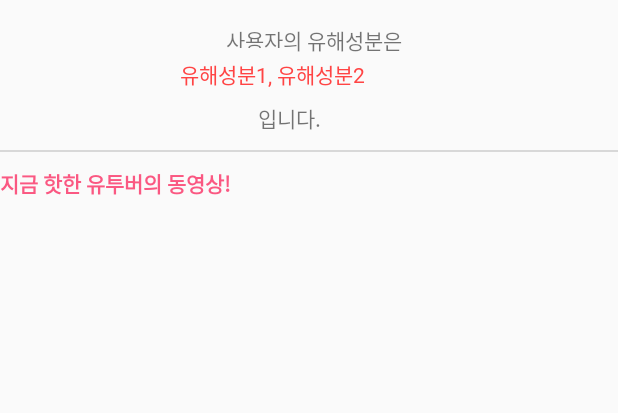
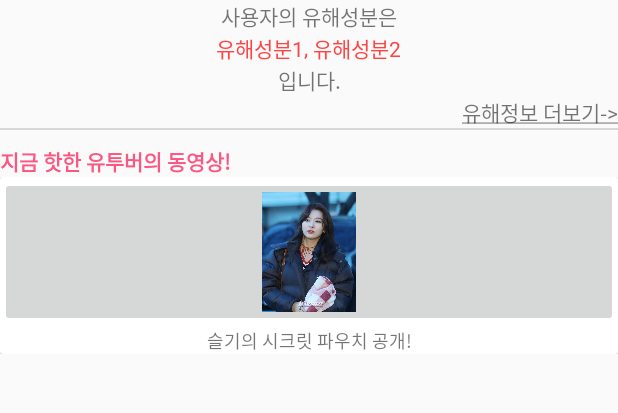
Before and after one commit to dokdokorea/CoAlert_Front, an Android app: the layout fragment_home.xml on its own in the app's theme, with its tools: preview values and no code run, on a phone screen of 412 x 824 dp, the part 75-488 px from its top. Run offline under Robolectric (Android 15) with nearby library versions, the phone set to English and light mode, and no system bars.

Commit message:
working in the main page

```diff
--- a/app/src/main/AndroidManifest.xml
+++ b/app/src/main/AndroidManifest.xml
@@ -39,20 +39,20 @@
             </intent-filter>
         </activity>
         <activity android:name=".Activity.LoginActivity">
+
+        </activity>
+        <activity android:name=".Activity.AccessAuthorizationActivity" />
+        <activity android:name=".Activity.MainActivity">
             <intent-filter>
                 <action android:name="android.intent.action.MAIN" />
 
                 <category android:name="android.intent.category.LAUNCHER" />
             </intent-filter>
         </activity>
-        <activity android:name=".Activity.AccessAuthorizationActivity"/>
-        <activity android:name=".Activity.MainActivity" />
         <activity android:name=".Activity.EmailSignUpActivity">
 
         </activity>
-        <activity android:name=".Activity.InputSkinTypeActivity">
-
-        </activity>
+        <activity android:name=".Activity.InputSkinTypeActivity"></activity>
     </application>
 
 </manifest>
--- a/app/src/main/res/layout/fragment_home.xml
+++ b/app/src/main/res/layout/fragment_home.xml
@@ -52,88 +52,66 @@
             android:layout_height="wrap_content"
             android:orientation="vertical">
 
-            <android.support.constraint.ConstraintLayout
+            <LinearLayout
                 android:layout_width="match_parent"
-                android:layout_height="100dp">
+                android:layout_height="wrap_content"
+                android:gravity="center"
+                android:orientation="horizontal">
 
                 <TextView
                     android:id="@+id/user_name"
-                    style="@style/main_bad_element_font"
                     android:layout_width="wrap_content"
-                    android:layout_height="16dp"
-                    android:layout_marginStart="8dp"
-                    android:layout_marginTop="16dp"
-                    android:gravity="end"
-                    android:text="사용자"
-                    app:layout_constraintEnd_toStartOf="@+id/textView8"
-                    app:layout_constraintHorizontal_bias="1.0"
-                    app:layout_constraintStart_toStartOf="parent"
-                    app:layout_constraintTop_toTopOf="parent" />
+                    android:layout_height="wrap_content"
+                    android:text="사용자" />
 
                 <TextView
                     android:id="@+id/textView8"
-                    style="@style/main_bad_element_font"
                     android:layout_width="wrap_content"
                     android:layout_height="wrap_content"
-                    android:layout_marginEnd="144dp"
-                    android:layout_marginTop="16dp"
-                    android:text="의 유해성분은"
-                    app:layout_constraintEnd_toEndOf="parent"
-                    app:layout_constraintTop_toTopOf="parent" />
+                    android:text="의 유해성분은" />
+
+            </LinearLayout>
+
+            <LinearLayout
+                android:layout_width="match_parent"
+                android:layout_height="match_parent"
+                android:gravity="center"
+                android:orientation="horizontal">
 
                 <TextView
                     android:id="@+id/first_bad_element"
-                    style="@style/main_bad_element_font"
                     android:layout_width="wrap_content"
                     android:layout_height="wrap_content"
-                    android:layout_marginBottom="40dp"
-                    android:layout_marginStart="120dp"
                     android:text="유해성분1"
-                    android:textColor="@android:color/holo_red_light"
-                    app:layout_constraintBottom_toBottomOf="parent"
-                    app:layout_constraintStart_toStartOf="parent" />
+                    android:textColor="@android:color/holo_red_light" />
 
                 <TextView
-                    android:id="@+id/textView12"
-                    style="@style/main_bad_element_font"
                     android:layout_width="wrap_content"
                     android:layout_height="wrap_content"
-                    android:layout_marginBottom="40dp"
                     android:text=", "
-                    android:textColor="@android:color/holo_red_light"
-                    app:layout_constraintBottom_toBottomOf="parent"
-                    app:layout_constraintStart_toEndOf="@+id/first_bad_element" />
+                    android:textColor="@android:color/holo_red_light" />
 
                 <TextView
-                    android:id="@+id/secon_bad_element"
-                    style="@style/main_bad_element_font"
-                    android:layout_width="0dp"
-                    android:layout_height="wrap_content"
-                    android:layout_marginBottom="40dp"
-                    android:layout_marginTop="8dp"
-                    android:text="유해성분2"
-                    android:textColor="@android:color/holo_red_light"
-                    app:layout_constraintBottom_toBottomOf="parent"
-                    app:layout_constraintStart_toEndOf="@+id/textView12"
-                    app:layout_constraintTop_toBottomOf="@+id/textView8"
-                    app:layout_constraintVertical_bias="1.0" />
-
-                <TextView
-                    style="@style/main_bad_element_font"
+                    android:id="@+id/second_bad_element"
                     android:layout_width="wrap_content"
                     android:layout_height="wrap_content"
-                    android:layout_marginBottom="6dp"
-                    android:layout_marginEnd="8dp"
-                    android:layout_marginStart="8dp"
-                    android:layout_marginTop="8dp"
-                    android:text="입니다."
-                    app:layout_constraintBottom_toBottomOf="parent"
-                    app:layout_constraintEnd_toEndOf="parent"
-                    app:layout_constraintHorizontal_bias="0.464"
-                    app:layout_constraintStart_toStartOf="parent"
-                    app:layout_constraintTop_toBottomOf="@+id/textView12"
-                    app:layout_constraintVertical_bias="0.0" />
-            </android.support.constraint.ConstraintLayout>
+                    android:text="유해성분2"
+                    android:textColor="@android:color/holo_red_light" />
+            </LinearLayout>
+
+            <TextView
+                android:layout_width="match_parent"
+                android:layout_height="wrap_content"
+                android:gravity="center"
+                android:text="입니다." />
+
+            <TextView
+                android:id="@+id/detail_info_button"
+                android:layout_width="match_parent"
+                android:layout_height="wrap_content"
+                android:clickable="true"
+                android:gravity="end"
+                android:text="@string/for_more_information" />
 
             <View
                 android:layout_width="match_parent"
@@ -144,8 +122,47 @@
                 style="@style/point_font"
                 android:layout_width="wrap_content"
                 android:layout_height="wrap_content"
-                android:text="@string/hot_youtuber"
-                android:layout_marginTop="10dp"/>
+                android:layout_marginTop="10dp"
+                android:text="@string/hot_youtuber" />
+
+            <android.support.v4.widget.NestedScrollView
+                android:layout_width="match_parent"
+                android:layout_height="match_parent"
+                android:fillViewport="true">
+
+                <LinearLayout
+                    android:layout_width="match_parent"
+                    android:layout_height="wrap_content"
+                    android:orientation="horizontal" >
+
+                    <android.support.v7.widget.CardView
+                        android:layout_width="match_parent"
+                        android:layout_height="match_parent" >
+
+                        <LinearLayout
+                            android:layout_width="match_parent"
+                            android:layout_height="wrap_content"
+                            android:orientation="vertical">
+
+                            <ImageButton
+                                android:id="@+id/imageButton"
+                                android:layout_width="wrap_content"
+                                android:layout_height="100dp"
+                                android:layout_gravity="center"
+                                android:scaleType="fitCenter"
+                                android:src="@drawable/cardview1" />
+
+                            <TextView
+                                android:id="@+id/textView5"
+                                android:layout_width="match_parent"
+                                android:layout_height="wrap_content"
+                                android:gravity="center"
+                                android:text="슬기의 시크릿 파우치 공개!"
+                                android:textSize="12sp" />
+                        </LinearLayout>
+                    </android.support.v7.widget.CardView>
+                </LinearLayout>
+            </android.support.v4.widget.NestedScrollView>
 
 
         </LinearLayout>
--- /dev/null
+++ b/app/src/main/res/layout/notification.xml
@@ -0,0 +1,6 @@
+<?xml version="1.0" encoding="utf-8"?>
+<android.support.constraint.ConstraintLayout
+    xmlns:android="http://schemas.android.com/apk/res/android" android:layout_width="match_parent"
+    android:layout_height="match_parent">
+
+</android.support.constraint.ConstraintLayout>
--- a/app/src/main/res/values/fragment_main_page.xml
+++ b/app/src/main/res/values/fragment_home_page.xml
@@ -1,6 +1,11 @@
 <?xml version="1.0" encoding="utf-8"?>
 <resources>
     <string name="hot_youtuber">지금 핫한 유투버의 동영상!</string>
+    <string name="for_more_information"><u>유해정보 더보기-></u></string>
+    <style name="more_information_font">
+        <item name="android:fontFamily">@font/web_kid9</item>
+        <item name="android:textSize">16sp</item>
+    </style>
     <style name="main_bad_element_font">
         <item name="android:fontFamily">@font/yoon_gothic320</item>
         <item name="android:textSize">14sp</item>
```
Also changed, not shown: app/src/main/java/com/example/user/coalert/Fragment/HomeFragment.java (+3 -4 lines).
